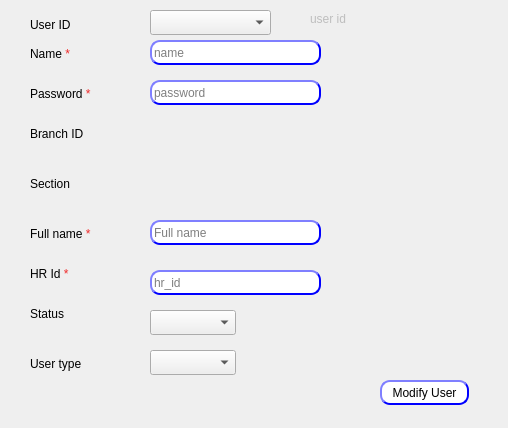
First picture: the form in presentation/authorization_ui/modifyUser.ui, repository shymaa123456/HyperPOS2020, before the edit.
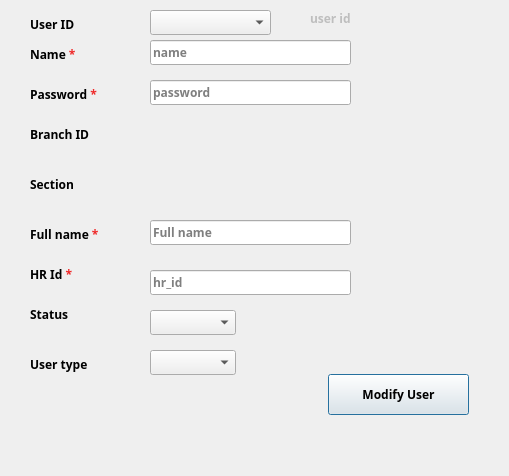
Second picture: the form after the edit.

```diff
--- a/presentation/authorization_ui/modifyUser.ui
+++ b/presentation/authorization_ui/modifyUser.ui
@@ -6,10 +6,22 @@
    <rect>
     <x>0</x>
     <y>0</y>
-    <width>508</width>
-    <height>428</height>
+    <width>509</width>
+    <height>476</height>
    </rect>
   </property>
+  <property name="minimumSize">
+   <size>
+    <width>509</width>
+    <height>476</height>
+   </size>
+  </property>
+  <property name="maximumSize">
+   <size>
+    <width>509</width>
+    <height>476</height>
+   </size>
+  </property>
   <property name="windowTitle">
    <string>User</string>
   </property>
@@ -18,33 +30,17 @@
     <rect>
      <x>150</x>
      <y>40</y>
-     <width>171</width>
+     <width>201</width>
      <height>25</height>
     </rect>
    </property>
-   <property name="styleSheet">
-    <string notr="true">QLineEdit{
-                                        background-color: white;
-                                        border-style: outset;
-                                        border-width: 2px;
-                                        border-radius: 10px;
-                                        border-color: blue;
-                                        min-width: 6em;
-                                        }
-                                        QLineEdit:hover {
-                                        background: qradialgradient(
-                                        cx: 0.3, cy: -0.4, fx: 0.3, fy: -0.4,
-                                        radius: 1.35, stop: 0 #fff, stop: 1 #bbb
-                                        );
-                                        }
-                                       QLineEdit:pressed {
-                                        border-style: inset;
-                                        background: qradialgradient(
-                                        cx: 0.4, cy: -0.1, fx: 0.4, fy: -0.1,
-                                        radius: 1.35, stop: 0 #fff, stop: 1 #ddd
-                                        );
-                                        }
-                                    </string>
+   <property name="font">
+    <font>
+     <family>29LT Bukra Regular</family>
+     <pointsize>9</pointsize>
+     <weight>75</weight>
+     <bold>true</bold>
+    </font>
    </property>
    <property name="placeholderText">
     <string>name</string>
@@ -55,33 +51,17 @@
     <rect>
      <x>150</x>
      <y>80</y>
-     <width>171</width>
+     <width>201</width>
      <height>25</height>
     </rect>
    </property>
-   <property name="styleSheet">
-    <string notr="true">QLineEdit{
-                                        background-color: white;
-                                        border-style: outset;
-                                        border-width: 2px;
-                                        border-radius: 10px;
-                                        border-color: blue;
-                                        min-width: 6em;
-                                        }
-                                        QLineEdit:hover {
-                                        background: qradialgradient(
-                                        cx: 0.3, cy: -0.4, fx: 0.3, fy: -0.4,
-                                        radius: 1.35, stop: 0 #fff, stop: 1 #bbb
-                                        );
-                                        }
-                                       QLineEdit:pressed {
-                                        border-style: inset;
-                                        background: qradialgradient(
-                                        cx: 0.4, cy: -0.1, fx: 0.4, fy: -0.1,
-                                        radius: 1.35, stop: 0 #fff, stop: 1 #ddd
-                                        );
-                                        }
-                                    </string>
+   <property name="font">
+    <font>
+     <family>29LT Bukra Regular</family>
+     <pointsize>9</pointsize>
+     <weight>75</weight>
+     <bold>true</bold>
+    </font>
    </property>
    <property name="text">
     <string/>
@@ -101,33 +81,17 @@
     <rect>
      <x>150</x>
      <y>270</y>
-     <width>171</width>
+     <width>201</width>
      <height>25</height>
     </rect>
    </property>
-   <property name="styleSheet">
-    <string notr="true">QLineEdit{
-                                        background-color: white;
-                                        border-style: outset;
-                                        border-width: 2px;
-                                        border-radius: 10px;
-                                        border-color: blue;
-                                        min-width: 6em;
-                                        }
-                                        QLineEdit:hover {
-                                        background: qradialgradient(
-                                        cx: 0.3, cy: -0.4, fx: 0.3, fy: -0.4,
-                                        radius: 1.35, stop: 0 #fff, stop: 1 #bbb
-                                        );
-                                        }
-                                       QLineEdit:pressed {
-                                        border-style: inset;
-                                        background: qradialgradient(
-                                        cx: 0.4, cy: -0.1, fx: 0.4, fy: -0.1,
-                                        radius: 1.35, stop: 0 #fff, stop: 1 #ddd
-                                        );
-                                        }
-                                    </string>
+   <property name="font">
+    <font>
+     <family>29LT Bukra Regular</family>
+     <pointsize>9</pointsize>
+     <weight>75</weight>
+     <bold>true</bold>
+    </font>
    </property>
    <property name="text">
     <string/>
@@ -144,33 +108,17 @@
     <rect>
      <x>150</x>
      <y>220</y>
-     <width>171</width>
+     <width>201</width>
      <height>25</height>
     </rect>
    </property>
-   <property name="styleSheet">
-    <string notr="true">QLineEdit{
-                                        background-color: white;
-                                        border-style: outset;
-                                        border-width: 2px;
-                                        border-radius: 10px;
-                                        border-color: blue;
-                                        min-width: 6em;
-                                        }
-                                        QLineEdit:hover {
-                                        background: qradialgradient(
-                                        cx: 0.3, cy: -0.4, fx: 0.3, fy: -0.4,
-                                        radius: 1.35, stop: 0 #fff, stop: 1 #bbb
-                                        );
-                                        }
-                                       QLineEdit:pressed {
-                                        border-style: inset;
-                                        background: qradialgradient(
-                                        cx: 0.4, cy: -0.1, fx: 0.4, fy: -0.1,
-                                        radius: 1.35, stop: 0 #fff, stop: 1 #ddd
-                                        );
-                                        }
-                                    </string>
+   <property name="font">
+    <font>
+     <family>29LT Bukra Regular</family>
+     <pointsize>9</pointsize>
+     <weight>75</weight>
+     <bold>true</bold>
+    </font>
    </property>
    <property name="placeholderText">
     <string>Full name</string>
@@ -199,35 +147,19 @@
   <widget class="QPushButton" name="BTN_modifyUser">
    <property name="geometry">
     <rect>
-     <x>380</x>
-     <y>380</y>
-     <width>89</width>
-     <height>25</height>
+     <x>328</x>
+     <y>374</y>
+     <width>141</width>
+     <height>41</height>
     </rect>
    </property>
-   <property name="styleSheet">
-    <string notr="true">QPushButton{
-                                        background-color: white;
-                                        border-style: outset;
-                                        border-width: 2px;
-                                        border-radius: 10px;
-                                        border-color: blue;
-                                        min-width: 6em;
-                                        }
-                                        QPushButton:hover {
-                                        background: qradialgradient(
-                                        cx: 0.3, cy: -0.4, fx: 0.3, fy: -0.4,
-                                        radius: 1.35, stop: 0 #fff, stop: 1 #bbb
-                                        );
-                                        }
-                                        QPushButton:pressed {
-                                        border-style: inset;
-                                        background: qradialgradient(
-                                        cx: 0.4, cy: -0.1, fx: 0.4, fy: -0.1,
-                                        radius: 1.35, stop: 0 #fff, stop: 1 #ddd
-                                        );
-                                        }
-                                    </string>
+   <property name="font">
+    <font>
+     <family>29LT Bukra Regular</family>
+     <pointsize>9</pointsize>
+     <weight>75</weight>
+     <bold>true</bold>
+    </font>
    </property>
    <property name="text">
     <string>Modify User</string>
@@ -242,6 +174,14 @@
      <height>29</height>
     </rect>
    </property>
+   <property name="font">
+    <font>
+     <family>29LT Bukra Regular</family>
+     <pointsize>9</pointsize>
+     <weight>75</weight>
+     <bold>true</bold>
+    </font>
+   </property>
    <property name="text">
     <string>User ID</string>
    </property>
@@ -268,6 +208,14 @@
      <height>17</height>
     </rect>
    </property>
+   <property name="font">
+    <font>
+     <family>29LT Bukra Regular</family>
+     <pointsize>9</pointsize>
+     <weight>75</weight>
+     <bold>true</bold>
+    </font>
+   </property>
    <property name="frameShape">
     <enum>QFrame::NoFrame</enum>
    </property>
@@ -284,6 +232,14 @@
      <height>29</height>
     </rect>
    </property>
+   <property name="font">
+    <font>
+     <family>29LT Bukra Regular</family>
+     <pointsize>9</pointsize>
+     <weight>75</weight>
+     <bold>true</bold>
+    </font>
+   </property>
    <property name="text">
     <string>&lt;html&gt;&lt;head/&gt;&lt;body&gt;&lt;p&gt;Name &lt;span style=&quot; color:#ef2929;&quot;&gt;*&lt;/span&gt;&lt;/p&gt;&lt;/body&gt;&lt;/html&gt;</string>
    </property>
@@ -297,6 +253,14 @@
      <height>29</height>
     </rect>
    </property>
+   <property name="font">
+    <font>
+     <family>29LT Bukra Regular</family>
+     <pointsize>9</pointsize>
+     <weight>75</weight>
+     <bold>true</bold>
+    </font>
+   </property>
    <property name="text">
     <string>&lt;html&gt;&lt;head/&gt;&lt;body&gt;&lt;p&gt;HR Id &lt;span style=&quot; color:#ef2929;&quot;&gt;*&lt;/span&gt;&lt;/p&gt;&lt;/body&gt;&lt;/html&gt;</string>
    </property>
@@ -310,6 +274,14 @@
      <height>29</height>
     </rect>
    </property>
+   <property name="font">
+    <font>
+     <family>29LT Bukra Regular</family>
+     <pointsize>9</pointsize>
+     <weight>75</weight>
+     <bold>true</bold>
+    </font>
+   </property>
    <property name="text">
     <string>&lt;html&gt;&lt;head/&gt;&lt;body&gt;&lt;p&gt;Password &lt;span style=&quot; color:#ef2929;&quot;&gt;*&lt;/span&gt;&lt;/p&gt;&lt;/body&gt;&lt;/html&gt;</string>
    </property>
@@ -323,6 +295,14 @@
      <height>29</height>
     </rect>
    </property>
+   <property name="font">
+    <font>
+     <family>29LT Bukra Regular</family>
+     <pointsize>9</pointsize>
+     <weight>75</weight>
+     <bold>true</bold>
+    </font>
+   </property>
    <property name="text">
     <string>&lt;html&gt;&lt;head/&gt;&lt;body&gt;&lt;p&gt;Full name &lt;span style=&quot; color:#ef2929;&quot;&gt;*&lt;/span&gt;&lt;/p&gt;&lt;/body&gt;&lt;/html&gt;</string>
    </property>
@@ -336,6 +316,14 @@
      <height>29</height>
     </rect>
    </property>
+   <property name="font">
+    <font>
+     <family>29LT Bukra Regular</family>
+     <pointsize>9</pointsize>
+     <weight>75</weight>
+     <bold>true</bold>
+    </font>
+   </property>
    <property name="text">
     <string>&lt;html&gt;&lt;head/&gt;&lt;body&gt;&lt;p&gt;User type &lt;/p&gt;&lt;/body&gt;&lt;/html&gt;
                 </string>
@@ -350,6 +338,14 @@
      <height>29</height>
     </rect>
    </property>
+   <property name="font">
+    <font>
+     <family>29LT Bukra Regular</family>
+     <pointsize>9</pointsize>
+     <weight>75</weight>
+     <bold>true</bold>
+    </font>
+   </property>
    <property name="text">
     <string>&lt;html&gt;&lt;head/&gt;&lt;body&gt;&lt;p&gt;Status &lt;/p&gt;&lt;/body&gt;&lt;/html&gt;
                 </string>
@@ -364,6 +360,14 @@
      <height>29</height>
     </rect>
    </property>
+   <property name="font">
+    <font>
+     <family>29LT Bukra Regular</family>
+     <pointsize>9</pointsize>
+     <weight>75</weight>
+     <bold>true</bold>
+    </font>
+   </property>
    <property name="text">
     <string>&lt;html&gt;&lt;head/&gt;&lt;body&gt;&lt;p&gt;Branch ID&lt;/p&gt;&lt;/body&gt;&lt;/html&gt;
                 </string>
@@ -378,6 +382,14 @@
      <height>29</height>
     </rect>
    </property>
+   <property name="font">
+    <font>
+     <family>29LT Bukra Regular</family>
+     <pointsize>9</pointsize>
+     <weight>75</weight>
+     <bold>true</bold>
+    </font>
+   </property>
    <property name="text">
     <string>&lt;html&gt;&lt;head/&gt;&lt;body&gt;&lt;p&gt;Section&lt;/p&gt;&lt;/body&gt;&lt;/html&gt;
                 </string>
```
Left out of the diff: 24 changed lines with no effect on the pictures.
